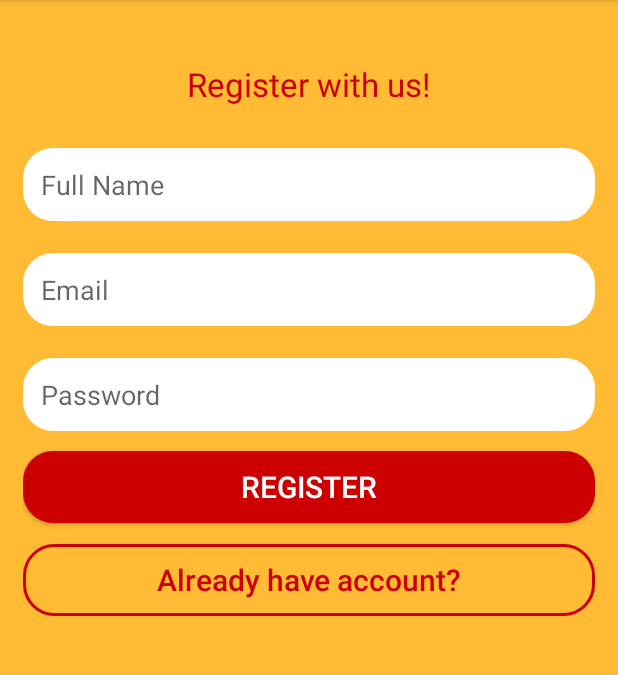
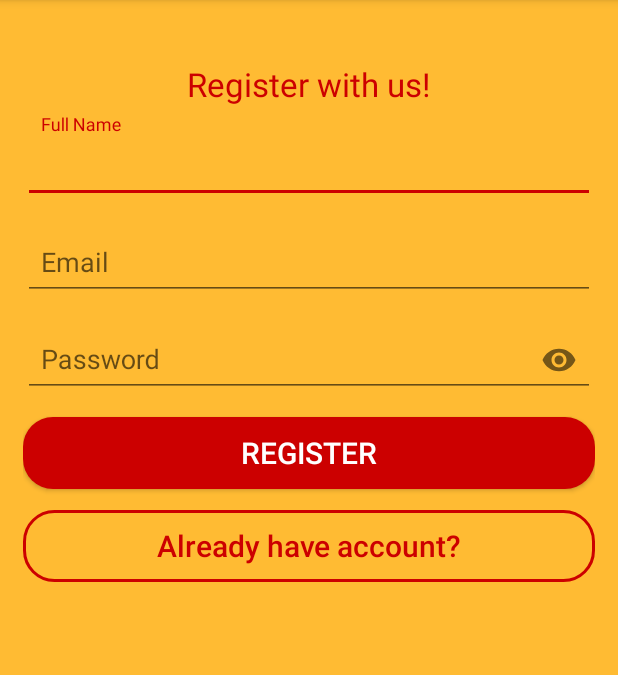
Before and after one commit to mani87/NotificationApp, an Android app: the RegisterActivity screen opened directly, with no data from a screen before it, on a phone screen of 412 x 824 dp, the part 84-759 px from its top. Run offline under Robolectric (Android 15) with nearby library versions, the phone set to English and light mode, and no system bars; our stand-ins replace Firebase (no records; nobody signed in at launch, a user with empty details on screens opened directly).

Commit message:
Change UI of app

```diff
--- a/app/build.gradle
+++ b/app/build.gradle
@@ -25,6 +25,7 @@ dependencies {
         exclude group: 'com.android.support', module: 'support-annotations'
     })
     compile 'com.android.support:appcompat-v7:26.+'
+    compile 'com.android.support:design:26.+'
     compile 'com.android.support:recyclerview-v7:26.+'
     compile 'com.android.support.constraint:constraint-layout:1.0.2'
     compile 'com.google.firebase:firebase-messaging:11.8.0'
--- a/app/src/main/res/layout/activity_register.xml
+++ b/app/src/main/res/layout/activity_register.xml
@@ -1,5 +1,6 @@
 <?xml version="1.0" encoding="utf-8"?>
 <RelativeLayout xmlns:android="http://schemas.android.com/apk/res/android"
+    xmlns:app="http://schemas.android.com/apk/res-auto"
     xmlns:tools="http://schemas.android.com/tools"
     android:layout_width="match_parent"
     android:layout_height="match_parent"
@@ -8,9 +9,16 @@
     android:paddingRight="15dp"
     tools:context="com.example.mani.notificationapp.RegisterActivity">
 
-    <EditText
+    <android.support.design.widget.TextInputLayout
+        android:id="@+id/material_register_fullname"
+        android:layout_width="match_parent"
+        android:layout_height="wrap_content"
+        android:layout_below="@+id/textView"
+        android:layout_marginTop="5dp">
+
+        <android.support.design.widget.TextInputEditText
             android:id="@+id/et_user_name"
-        android:layout_width="wrap_content"
+            android:layout_width="match_parent"
             android:layout_height="wrap_content"
             android:layout_alignParentEnd="true"
             android:layout_alignParentLeft="true"
@@ -18,31 +26,46 @@
             android:layout_alignParentStart="true"
             android:layout_below="@+id/textView"
             android:layout_marginTop="28dp"
-        android:background="@drawable/input_layout"
             android:ems="10"
             android:hint="Full Name"
             android:inputType="textPersonName"
             android:padding="12dp" />
 
-    <EditText
+    </android.support.design.widget.TextInputLayout>
+
+    <android.support.design.widget.TextInputLayout
+        android:id="@+id/material_register_email"
+        android:layout_width="match_parent"
+        android:layout_height="wrap_content"
+        android:layout_below="@+id/material_register_fullname"
+        android:layout_marginTop="5dp">
+
+        <android.support.design.widget.TextInputEditText
             android:id="@+id/et_user_email_regitser"
-        android:layout_width="wrap_content"
+            android:layout_width="match_parent"
             android:layout_height="wrap_content"
             android:layout_alignLeft="@+id/et_user_name"
             android:layout_alignParentEnd="true"
             android:layout_alignParentRight="true"
             android:layout_alignStart="@+id/et_user_name"
-        android:layout_below="@+id/et_user_name"
             android:layout_marginTop="21dp"
-        android:background="@drawable/input_layout"
             android:ems="10"
             android:hint="Email"
             android:inputType="textEmailAddress"
             android:padding="12dp" />
+    </android.support.design.widget.TextInputLayout>
 
-    <EditText
+    <android.support.design.widget.TextInputLayout
+        android:id="@+id/material_register_password"
+        android:layout_width="match_parent"
+        android:layout_height="wrap_content"
+        android:layout_below="@+id/material_register_email"
+        android:layout_marginTop="5dp"
+        app:passwordToggleEnabled="true">
+
+        <android.support.design.widget.TextInputEditText
             android:id="@+id/user_password_regitser"
-        android:layout_width="wrap_content"
+            android:layout_width="match_parent"
             android:layout_height="wrap_content"
             android:layout_alignLeft="@+id/et_user_email_regitser"
             android:layout_alignParentEnd="true"
@@ -50,11 +73,12 @@
             android:layout_alignStart="@+id/et_user_email_regitser"
             android:layout_below="@+id/et_user_email_regitser"
             android:layout_marginTop="21dp"
-        android:background="@drawable/input_layout"
             android:ems="10"
             android:hint="Password"
             android:inputType="textPassword"
             android:padding="12dp" />
+    </android.support.design.widget.TextInputLayout>
+
 
     <Button
         android:id="@+id/btn_register"
@@ -64,7 +88,7 @@
         android:layout_alignParentLeft="true"
         android:layout_alignParentRight="true"
         android:layout_alignParentStart="true"
-        android:layout_below="@+id/user_password_regitser"
+        android:layout_below="@+id/material_register_password"
         android:layout_marginTop="13dp"
         android:background="@drawable/btn_dark"
         android:text="@string/register"
```
Also changed, not shown: app/src/main/res/layout/activity_login.xml (+26 -10 lines). Lines whose indentation alone changed are shown as unchanged.
